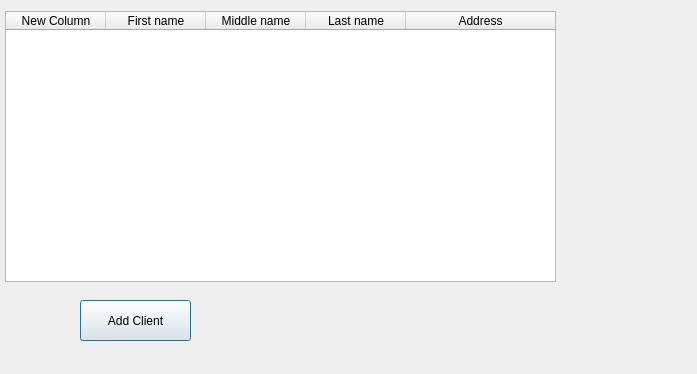
This is dialogclient.ui in DmitriiKJ/FinalProject as Qt 5 draws it before an edit. The edited form follows.
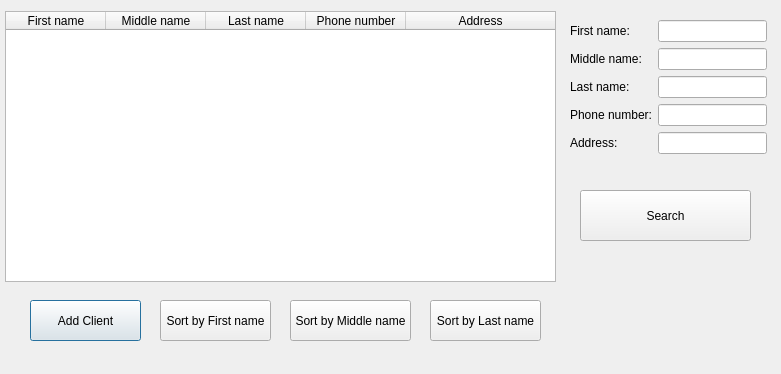
This is the edited form.

Commit message: Add buttons in Client, change searth in Manager

Diff of the .ui file:
```diff
--- a/dialogclient.ui
+++ b/dialogclient.ui
@@ -6,7 +6,7 @@
    <rect>
     <x>0</x>
     <y>0</y>
-    <width>697</width>
+    <width>781</width>
     <height>374</height>
    </rect>
   </property>
@@ -25,11 +25,6 @@
    <attribute name="horizontalHeaderStretchLastSection">
     <bool>true</bool>
    </attribute>
-   <column>
-    <property name="text">
-     <string>New Column</string>
-    </property>
-   </column>
    <column>
     <property name="text">
      <string>First name</string>
@@ -45,6 +40,11 @@
      <string>Last name</string>
     </property>
    </column>
+   <column>
+    <property name="text">
+     <string>Phone number</string>
+    </property>
+   </column>
    <column>
     <property name="text">
      <string>Address</string>
@@ -54,7 +54,7 @@
   <widget class="QPushButton" name="pushButton">
    <property name="geometry">
     <rect>
-     <x>80</x>
+     <x>30</x>
      <y>300</y>
      <width>111</width>
      <height>41</height>
@@ -64,6 +64,120 @@
     <string>Add Client</string>
    </property>
   </widget>
+  <widget class="QPushButton" name="pushButton_sort_first">
+   <property name="geometry">
+    <rect>
+     <x>160</x>
+     <y>300</y>
+     <width>111</width>
+     <height>41</height>
+    </rect>
+   </property>
+   <property name="text">
+    <string>Sort by First name</string>
+   </property>
+  </widget>
+  <widget class="QPushButton" name="pushButton_sort_middle">
+   <property name="geometry">
+    <rect>
+     <x>290</x>
+     <y>300</y>
+     <width>121</width>
+     <height>41</height>
+    </rect>
+   </property>
+   <property name="text">
+    <string>Sort by Middle name</string>
+   </property>
+  </widget>
+  <widget class="QPushButton" name="pushButton_sort_last">
+   <property name="geometry">
+    <rect>
+     <x>430</x>
+     <y>300</y>
+     <width>111</width>
+     <height>41</height>
+    </rect>
+   </property>
+   <property name="text">
+    <string>Sort by Last name</string>
+   </property>
+  </widget>
+  <widget class="QPushButton" name="pushButton_search">
+   <property name="geometry">
+    <rect>
+     <x>580</x>
+     <y>190</y>
+     <width>171</width>
+     <height>51</height>
+    </rect>
+   </property>
+   <property name="text">
+    <string>Search</string>
+   </property>
+  </widget>
+  <widget class="QWidget" name="">
+   <property name="geometry">
+    <rect>
+     <x>570</x>
+     <y>20</y>
+     <width>197</width>
+     <height>146</height>
+    </rect>
+   </property>
+   <layout class="QFormLayout" name="formLayout">
+    <item row="0" column="0">
+     <widget class="QLabel" name="label">
+      <property name="text">
+       <string>First name:</string>
+      </property>
+     </widget>
+    </item>
+    <item row="0" column="1">
+     <widget class="QLineEdit" name="lineEdit_first"/>
+    </item>
+    <item row="1" column="0">
+     <widget class="QLabel" name="label_2">
+      <property name="text">
+       <string>Middle name:</string>
+      </property>
+     </widget>
+    </item>
+    <item row="1" column="1">
+     <widget class="QLineEdit" name="lineEdit_middle"/>
+    </item>
+    <item row="2" column="0">
+     <widget class="QLabel" name="label_3">
+      <property name="text">
+       <string>Last name:</string>
+      </property>
+     </widget>
+    </item>
+    <item row="2" column="1">
+     <widget class="QLineEdit" name="lineEdit_last"/>
+    </item>
+    <item row="3" column="0">
+     <widget class="QLabel" name="label_4">
+      <property name="text">
+       <string>Phone number:</string>
+      </property>
+     </widget>
+    </item>
+    <item row="3" column="1">
+     <widget class="QLineEdit" name="lineEdit_NUM"/>
+    </item>
+    <item row="4" column="0">
+     <widget class="QLabel" name="label_5">
+      <property name="text">
+       <string>Address:</string>
+      </property>
+     </widget>
+    </item>
+    <item row="4" column="1">
+     <widget class="QLineEdit" name="lineEdit_address"/>
+    </item>
+   </layout>
+  </widget>
  </widget>
  <resources/>
  <connections/>
```
Left out of the diff: 2 changed lines with no effect on the pictures. The commit also changes 7 other files.
